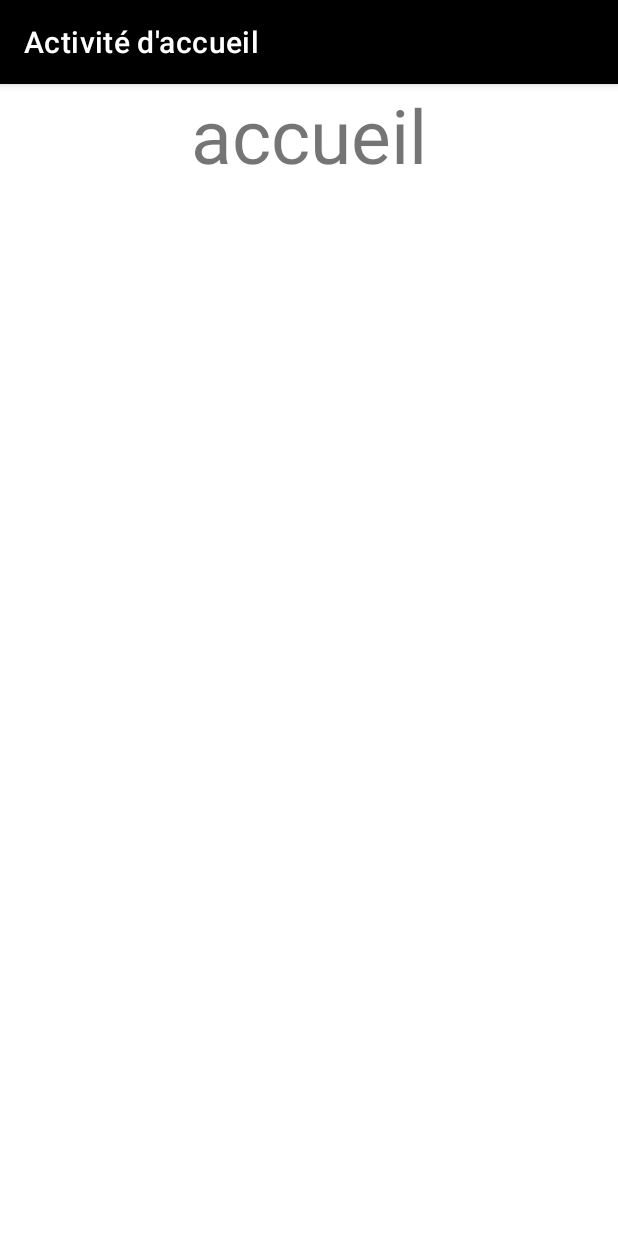
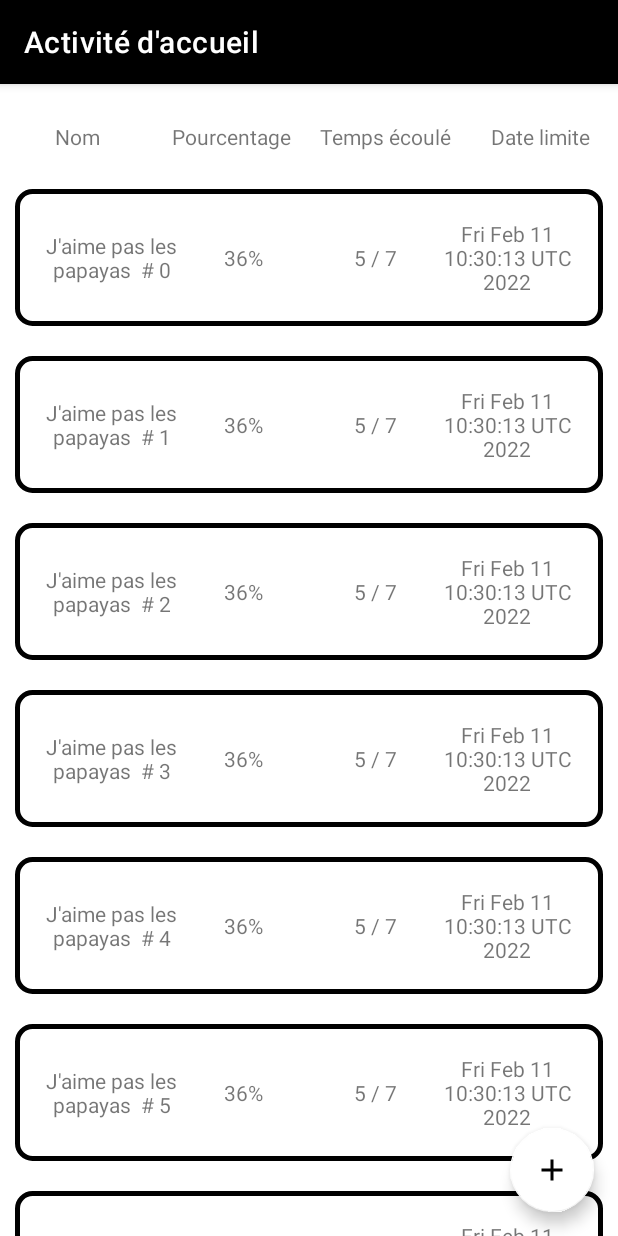
Before and after one commit to Ethan-Estrada/H21-4204N6-KickMyB-Estrada, an Android app: the Accueil screen opened directly, with no data from a screen before it, on a phone screen of 412 x 824 dp. Run offline under Robolectric (Android 15) with nearby library versions, the phone set to English and light mode, and no system bars.

Commit message:
FCT: Ajout de l'activité d'accueil
Ajout du reyclerView et du bouton qui mène à l'activité de création d'une tâche. Incluant leurs fonctionnalités

```diff
--- a/TP/app/build.gradle
+++ b/TP/app/build.gradle
@@ -17,6 +17,7 @@ android {
         versionName "1.0"
 
         testInstrumentationRunner "androidx.test.runner.AndroidJUnitRunner"
+        vectorDrawables.useSupportLibrary = true
     }
 
     buildTypes {
@@ -35,6 +36,8 @@ dependencies {
     implementation 'androidx.appcompat:appcompat:1.4.0'
     implementation 'com.google.android.material:material:1.4.0'
     implementation 'androidx.constraintlayout:constraintlayout:2.1.2'
+    implementation 'androidx.recyclerview:recyclerview:1.0.0'
+
     testImplementation 'junit:junit:4.+'
     androidTestImplementation 'androidx.test.ext:junit:1.1.3'
     androidTestImplementation 'androidx.test.espresso:espresso-core:3.4.0'
--- a/TP/app/src/main/AndroidManifest.xml
+++ b/TP/app/src/main/AndroidManifest.xml
@@ -20,6 +20,8 @@
         </activity>
         <activity android:name=".Accueil"/>
         <activity android:name=".Inscription"/>
+        <activity android:name=".Creation"/>
+        <activity android:name=".Consultation"/>
     </application>
 
 </manifest>
--- a/TP/app/src/main/java/org/estrada/tp1/Accueil.java
+++ b/TP/app/src/main/java/org/estrada/tp1/Accueil.java
@@ -1,18 +1,22 @@
 package org.estrada.tp1;
-
 import android.content.Intent;
 import android.os.Bundle;
 import android.view.View;
 import android.widget.Toast;
 
 import androidx.appcompat.app.AppCompatActivity;
+import androidx.recyclerview.widget.LinearLayoutManager;
+import androidx.recyclerview.widget.RecyclerView;
 
 import org.estrada.tp1.databinding.ActivityAccueilBinding;
-import org.estrada.tp1.databinding.ActivityMainBinding;
+
+import java.util.Date;
+import java.util.Random;
 
 public class Accueil extends AppCompatActivity {
 
     private ActivityAccueilBinding binding;
+    TacheAdapter adapter;
 
     @Override
     protected void onCreate(Bundle savedInstanceState) {
@@ -21,15 +25,45 @@ public class Accueil extends AppCompatActivity {
         binding = ActivityAccueilBinding.inflate(getLayoutInflater());
         View view = binding.getRoot();
         setContentView(view);
-
         setTitle("Activité d'accueil");
 
-//        binding.btnConnexion.setOnClickListener(new View.OnClickListener() {
-//            @Override
-//            public void onClick(View v) {
-//                Toast.makeText(getApplicationContext(),"Vote ajouté!", Toast.LENGTH_SHORT).show();
-//                startActivity(new Intent(MainActivity.this, accueil.class));
-//            }
-//        });
+        this.initRecycler();
+        this.remplirRecycler();
+
+        binding.floatButton.setOnClickListener(new View.OnClickListener() {
+            @Override
+            public void onClick(View v) {
+                startActivity(new Intent(Accueil.this, Creation.class));
+            }
+        });
+
+
+    }
+
+    private void remplirRecycler() {
+        for (int i = 0 ; i < 200 ; i++) {
+            Tache t = new Tache();
+            Random r = new Random();
+            t.Nom = "J'aime pas les papayas  # " + i;
+            Date d = new Date();
+            t.DateLimite = d;
+            t.Pourcentage =  r.nextInt(100);
+            t.Temps = r.nextInt(7);
+            adapter.list.add(t);
+        }
+        adapter.notifyDataSetChanged();
+    }
+
+    private void initRecycler(){
+        RecyclerView recyclerView = findViewById(R.id.recyclerView);
+        recyclerView.setHasFixedSize(true);
+
+        // use a linear layout manager
+        LinearLayoutManager layoutManager = new LinearLayoutManager(this);
+        recyclerView.setLayoutManager(layoutManager);
+
+        // specify an adapter (see also next example)
+        adapter = new TacheAdapter();
+        recyclerView.setAdapter(adapter);
     }
 }
--- /dev/null
+++ b/TP/app/src/main/java/org/estrada/tp1/Consultation.java
@@ -0,0 +1,24 @@
+package org.estrada.tp1;
+
+import android.os.Bundle;
+import android.view.View;
+
+import androidx.appcompat.app.AppCompatActivity;
+
+import org.estrada.tp1.databinding.ActivityConsultationBinding;
+
+public class Consultation extends AppCompatActivity {
+    private ActivityConsultationBinding binding;
+
+    @Override
+    protected void onCreate(Bundle savedInstanceState) {
+        super.onCreate(savedInstanceState);
+
+        binding = ActivityConsultationBinding.inflate(getLayoutInflater());
+        View view = binding.getRoot();
+        setContentView(view);
+
+        setTitle("Activité de consultation");
+
+    }
+}
--- /dev/null
+++ b/TP/app/src/main/java/org/estrada/tp1/Creation.java
@@ -0,0 +1,26 @@
+package org.estrada.tp1;
+
+import android.content.Intent;
+import android.os.Bundle;
+import android.view.View;
+
+import androidx.appcompat.app.AppCompatActivity;
+import org.estrada.tp1.databinding.ActivityCreationBinding;
+
+public class Creation extends AppCompatActivity{
+
+    private ActivityCreationBinding binding;
+
+    @Override
+    protected void onCreate(Bundle savedInstanceState) {
+        super.onCreate(savedInstanceState);
+
+        binding = ActivityCreationBinding.inflate(getLayoutInflater());
+        View view = binding.getRoot();
+        setContentView(view);
+        setTitle("Activité de création");
+
+
+    }
+
+}
--- a/TP/app/src/main/java/org/estrada/tp1/Inscription.java
+++ b/TP/app/src/main/java/org/estrada/tp1/Inscription.java
@@ -7,7 +7,6 @@ import android.widget.Toast;
 
 import androidx.appcompat.app.AppCompatActivity;
 
-import org.estrada.tp1.databinding.ActivityAccueilBinding;
 import org.estrada.tp1.databinding.ActivityInscriptionBinding;
 
 public class Inscription extends AppCompatActivity {
--- a/TP/app/src/main/java/org/estrada/tp1/MainActivity.java
+++ b/TP/app/src/main/java/org/estrada/tp1/MainActivity.java
@@ -2,9 +2,10 @@ package org.estrada.tp1;
 
 import androidx.appcompat.app.AppCompatActivity;
 
-import android.app.Activity;
 import android.content.Intent;
 import android.os.Bundle;
+import android.view.Menu;
+import android.view.MenuInflater;
 import android.view.View;
 import android.widget.Toast;
 
@@ -24,6 +25,8 @@ public class MainActivity extends AppCompatActivity {
 
         setTitle("Activité de connexion");
 
+
+
         binding.btnConnexion.setOnClickListener(new View.OnClickListener() {
             @Override
             public void onClick(View v) {
@@ -38,5 +41,6 @@ public class MainActivity extends AppCompatActivity {
                 startActivity(new Intent(MainActivity.this, Inscription.class));
             }
         });
+
     }
 }
--- /dev/null
+++ b/TP/app/src/main/java/org/estrada/tp1/Tache.java
@@ -0,0 +1,15 @@
+package org.estrada.tp1;
+
+import java.util.Date;
+
+public class Tache {
+
+    public String Nom;
+
+    public Integer Pourcentage;
+
+    public Integer Temps;
+
+    public Date DateLimite;
+
+}
--- /dev/null
+++ b/TP/app/src/main/java/org/estrada/tp1/TacheAdapter.java
@@ -0,0 +1,79 @@
+package org.estrada.tp1;
+
+import android.content.Intent;
+import android.view.LayoutInflater;
+import android.view.View;
+import android.view.ViewGroup;
+import android.widget.LinearLayout;
+import android.widget.TextView;
+
+import androidx.recyclerview.widget.RecyclerView;
+
+import java.util.ArrayList;
+import java.util.List;
+
+public class TacheAdapter extends RecyclerView.Adapter<TacheAdapter.MyViewHolder> {
+    public List<Tache> list;
+
+    // Provide a reference to the views for each data item
+    // Complex data items may need more than one view per item, and
+    // you provide access to all the views for a data item in a view holder
+    public static class MyViewHolder extends RecyclerView.ViewHolder {
+        // each data item is just a string in this case
+        public TextView tvNom;
+        public TextView tvPourcentage;
+        public TextView tvTempsEcouler;
+        public TextView tvDateLimite;
+        public MyViewHolder(LinearLayout v) {
+            super(v);
+            tvNom = v.findViewById(R.id.tvNom);
+            tvPourcentage = v.findViewById(R.id.tvPourcentage);
+            tvTempsEcouler = v.findViewById(R.id.tvTempsEcouler);
+            tvDateLimite = v.findViewById(R.id.tvDateLimite);
+        }
+    }
+
+    // Provide a suitable constructor (depends on the kind of dataset)
+    public TacheAdapter() {
+        list = new ArrayList<>();
+    }
+
+    // Create new views (invoked by the layout manager)
+    @Override
+    public TacheAdapter.MyViewHolder onCreateViewHolder(ViewGroup parent,
+                                                         int viewType) {
+        // create a new view
+        LinearLayout v = (LinearLayout) LayoutInflater.from(parent.getContext())
+                .inflate(R.layout.tache_item, parent, false);
+        MyViewHolder vh = new MyViewHolder(v);
+        return vh;
+    }
+
+    // Replace the contents of a view (invoked by the layout manager)
+    @Override
+    public void onBindViewHolder(MyViewHolder holder, int position) {
+        // - get element from your dataset at this position
+        // - replace the contents of the view with that element
+        Tache tacheCourante = list.get(position);
+
+
+        holder.tvNom.setOnClickListener(new View.OnClickListener() {
+            @Override
+            public void onClick(View v) {
+                Intent i = new Intent(v.getContext(), Consultation.class);
+                v.getContext().startActivity(i);
+            }
+        });
+
+        holder.tvNom.setText(tacheCourante.Nom);
+        holder.tvPourcentage.setText(""+tacheCourante.Pourcentage+"%"); // TODO setText sur un integer crash
+        holder.tvTempsEcouler.setText(""+tacheCourante.Temps+" / 7");
+        holder.tvDateLimite.setText(""+tacheCourante.DateLimite);
+    }
+
+    // renvoie la taille de la liste
+    @Override
+    public int getItemCount() {
+        return list.size();
+    }
+}
--- /dev/null
+++ b/TP/app/src/main/res/drawable/border.xml
@@ -0,0 +1,12 @@
+<selector xmlns:android="http://schemas.android.com/apk/res/android">
+    <item>
+        <shape android:shape="rectangle">
+            <solid android:color="#ffffff"/>
+            <corners android:radius="10dp" />
+            <stroke
+                android:width="3dp"
+                android:color="#000000"
+                />
+        </shape>
+    </item>
+</selector>
--- /dev/null
+++ b/TP/app/src/main/res/drawable/ic_baseline_add_24.xml
@@ -0,0 +1,5 @@
+<vector android:height="24dp" android:tint="#FFFFFF"
+    android:viewportHeight="24" android:viewportWidth="24"
+    android:width="24dp" xmlns:android="http://schemas.android.com/apk/res/android">
+    <path android:fillColor="@android:color/white" android:pathData="M19,13h-6v6h-2v-6H5v-2h6V5h2v6h6v2z"/>
+</vector>
--- /dev/null
+++ b/TP/app/src/main/res/drawable/ic_icon.xml
@@ -0,0 +1,5 @@
+<vector android:height="24dp" android:tint="#FFFFFF"
+    android:viewportHeight="24" android:viewportWidth="24"
+    android:width="24dp" xmlns:android="http://schemas.android.com/apk/res/android">
+    <path android:fillColor="@android:color/white" android:pathData="M20,6h-8l-2,-2L4,4c-1.11,0 -1.99,0.89 -1.99,2L2,18c0,1.11 0.89,2 2,2h16c1.11,0 2,-0.89 2,-2L22,8c0,-1.11 -0.89,-2 -2,-2zM20,18L4,18L4,6h5.17l2,2L20,8v10zM12,14h2v2h2v-2h2v-2h-2v-2h-2v2h-2z"/>
+</vector>
--- a/TP/app/src/main/res/layout/activity_accueil.xml
+++ b/TP/app/src/main/res/layout/activity_accueil.xml
@@ -1,13 +1,68 @@
 <?xml version="1.0" encoding="utf-8"?>
-<LinearLayout xmlns:android="http://schemas.android.com/apk/res/android"
+<androidx.coordinatorlayout.widget.CoordinatorLayout xmlns:android="http://schemas.android.com/apk/res/android"
     android:layout_width="match_parent"
     android:layout_height="match_parent"
+    xmlns:app="http://schemas.android.com/apk/res-auto"
     android:orientation="vertical">
 
-    <TextView
+
+    <LinearLayout
+        android:layout_width="match_parent"
+        android:layout_height="70dp">
+
+        <TextView
+            android:id="@+id/tvNom"
+            android:layout_width="0dp"
+            android:layout_height="wrap_content"
+            android:layout_gravity="center"
+            android:layout_weight="1"
+            android:gravity="center"
+            android:text="Nom" />
+
+        <TextView
+            android:id="@+id/tvPourcentage"
+            android:layout_width="0dp"
+            android:layout_height="wrap_content"
+            android:layout_gravity="center"
+            android:layout_weight="1"
+            android:gravity="center"
+            android:text="Pourcentage" />
+
+        <TextView
+            android:id="@+id/tvTempsEcouler"
+            android:layout_width="0dp"
+            android:layout_height="wrap_content"
+            android:layout_gravity="center"
+            android:layout_weight="1"
+            android:gravity="center"
+            android:text="Temps écoulé" />
+
+        <TextView
+            android:id="@+id/tvDateLimite"
+            android:layout_width="0dp"
+            android:layout_height="wrap_content"
+            android:layout_gravity="center"
+            android:layout_weight="1"
+            android:gravity="center"
+            android:text="Date limite" />
+    </LinearLayout>
+
+    <androidx.recyclerview.widget.RecyclerView
+        android:id="@+id/recyclerView"
+        android:layout_width="match_parent"
+        android:layout_height="wrap_content"
+        android:layout_marginTop="60dp" />
+
+
+    <com.google.android.material.floatingactionbutton.FloatingActionButton
         android:layout_width="wrap_content"
         android:layout_height="wrap_content"
-        android:text="accueil"
-        android:textSize="50dp"
-        android:layout_gravity="center"/>
-</LinearLayout>
+        android:layout_gravity="bottom|right"
+        android:layout_margin="16dp"
+        android:id="@+id/floatButton"
+        android:src="@drawable/ic_baseline_add_24"
+        app:backgroundTint="#FFFFFF"
+        app:layout_anchor="@id/recyclerView"
+        app:layout_anchorGravity="bottom|right|end" />
+
+</androidx.coordinatorlayout.widget.CoordinatorLayout>
--- /dev/null
+++ b/TP/app/src/main/res/layout/activity_consultation.xml
@@ -0,0 +1,10 @@
+<?xml version="1.0" encoding="utf-8"?>
+<LinearLayout xmlns:android="http://schemas.android.com/apk/res/android"
+    android:layout_width="match_parent"
+    android:layout_height="match_parent">
+
+    <TextView
+        android:layout_width="wrap_content"
+        android:layout_height="wrap_content"
+        android:text="consultation"/>
+</LinearLayout>
--- /dev/null
+++ b/TP/app/src/main/res/layout/activity_creation.xml
@@ -0,0 +1,11 @@
+<?xml version="1.0" encoding="utf-8"?>
+<LinearLayout xmlns:android="http://schemas.android.com/apk/res/android"
+    android:layout_width="match_parent"
+    android:layout_height="match_parent">
+
+    <TextView
+        android:layout_width="wrap_content"
+        android:layout_height="wrap_content"
+        android:text="creation"/>
+
+</LinearLayout>
--- a/TP/app/src/main/res/layout/activity_main.xml
+++ b/TP/app/src/main/res/layout/activity_main.xml
@@ -21,7 +21,7 @@
         android:layout_height="wrap_content"
         android:text="Nom de l'utilisateur"
         android:textAlignment="center"
-        android:textSize="20dp"/>
+        android:textSize="30dp"/>
 
         <EditText
             android:id="@+id/NomUtilisateur"
@@ -45,7 +45,7 @@
             android:layout_height="wrap_content"
             android:text="Mot de passe"
             android:textAlignment="center"
-            android:textSize="20dp"/>
+            android:textSize="30dp"/>
 
         <EditText
             android:id="@+id/mdp"
--- /dev/null
+++ b/TP/app/src/main/res/layout/tache_item.xml
@@ -0,0 +1,40 @@
+<?xml version="1.0" encoding="utf-8"?>
+<LinearLayout xmlns:android="http://schemas.android.com/apk/res/android"
+    android:orientation="horizontal"
+    android:background="@drawable/border"
+    android:layout_width="match_parent"
+    android:layout_margin="10dp"
+    android:padding="20dp"
+    android:layout_height="wrap_content">
+
+    <TextView
+        android:layout_gravity="center"
+        android:gravity="center"
+        android:id="@+id/tvNom"
+        android:layout_width="0dp"
+        android:layout_weight="2"
+        android:layout_height="match_parent" />
+
+    <TextView
+        android:layout_gravity="center"
+        android:gravity="center"
+        android:id="@+id/tvPourcentage"
+        android:layout_width="0dp"
+        android:layout_weight="2"
+        android:layout_height="wrap_content" />
+    <TextView
+        android:layout_gravity="center"
+        android:gravity="center"
+        android:id="@+id/tvTempsEcouler"
+        android:layout_width="0dp"
+        android:layout_weight="2"
+        android:layout_height="wrap_content" />
+    <TextView
+        android:layout_gravity="center"
+        android:gravity="center"
+        android:id="@+id/tvDateLimite"
+        android:layout_width="0dp"
+        android:layout_weight="2"
+        android:layout_height="wrap_content" />
+
+</LinearLayout>
--- /dev/null
+++ b/TP/app/src/main/res/menu/main_menu.xml
@@ -0,0 +1,11 @@
+<?xml version="1.0" encoding="utf-8"?>
+<menu xmlns:android="http://schemas.android.com/apk/res/android"
+    xmlns:app="http://schemas.android.com/apk/res-auto">
+
+    <item android:id="@+id/item1"
+        android:icon="@drawable/ic_icon"
+        android:title="item 1"
+        app:showAsAction="ifRoom"
+        />
+
+</menu>
```
